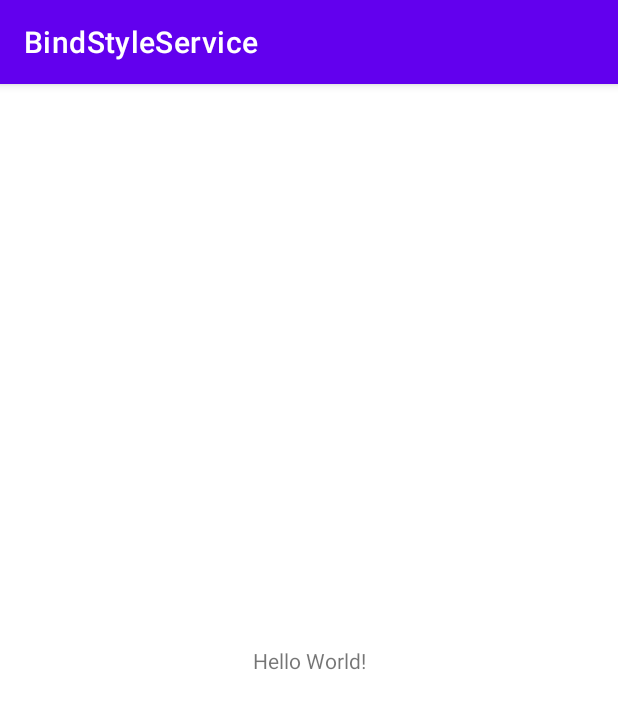
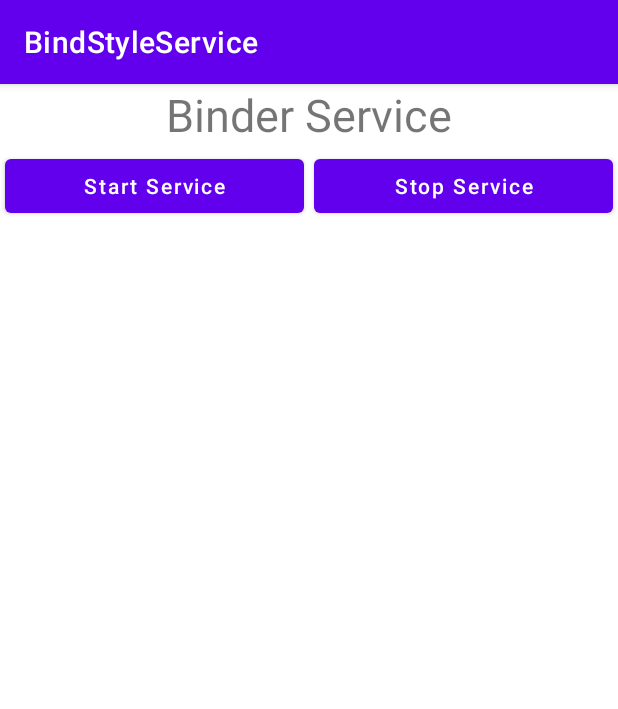
Before and after one commit to suhunlin/BindStyleService, an Android app: the screen it shows after launch (MainActivity), on a phone screen of 412 x 824 dp. Shown: the top 709 px of the screen. Run offline under Robolectric (Android 15) with nearby library versions, the phone set to English and light mode, and no system bars.

Commit message:
Add layout

```diff
--- a/app/src/main/java/com/suhun/bindstyleservice/MainActivity.java
+++ b/app/src/main/java/com/suhun/bindstyleservice/MainActivity.java
@@ -3,6 +3,7 @@ package com.suhun.bindstyleservice;
 import androidx.appcompat.app.AppCompatActivity;
 
 import android.os.Bundle;
+import android.view.View;
 
 public class MainActivity extends AppCompatActivity {
 
@@ -11,4 +12,12 @@ public class MainActivity extends AppCompatActivity {
         super.onCreate(savedInstanceState);
         setContentView(R.layout.activity_main);
     }
+
+    public void startBinderService(View view){
+
+    }
+
+    public void stopBinderService(View view){
+
+    }
 }
--- a/app/src/main/res/layout/activity_main.xml
+++ b/app/src/main/res/layout/activity_main.xml
@@ -1,18 +1,41 @@
 <?xml version="1.0" encoding="utf-8"?>
-<androidx.constraintlayout.widget.ConstraintLayout xmlns:android="http://schemas.android.com/apk/res/android"
+<LinearLayout
+    xmlns:android="http://schemas.android.com/apk/res/android"
     xmlns:app="http://schemas.android.com/apk/res-auto"
     xmlns:tools="http://schemas.android.com/tools"
     android:layout_width="match_parent"
     android:layout_height="match_parent"
+    android:orientation="vertical"
     tools:context=".MainActivity">
-
     <TextView
-        android:layout_width="wrap_content"
+        android:layout_width="match_parent"
         android:layout_height="wrap_content"
-        android:text="Hello World!"
-        app:layout_constraintBottom_toBottomOf="parent"
-        app:layout_constraintEnd_toEndOf="parent"
-        app:layout_constraintStart_toStartOf="parent"
-        app:layout_constraintTop_toTopOf="parent" />
-
-</androidx.constraintlayout.widget.ConstraintLayout>
+        android:text="Binder Service"
+        android:textSize="30sp"
+        android:gravity="center_horizontal"
+        />
+    <LinearLayout
+        android:layout_width="match_parent"
+        android:layout_height="wrap_content"
+        android:orientation="horizontal"
+        >
+        <Button
+            android:layout_width="0dp"
+            android:layout_weight="1"
+            android:layout_height="wrap_content"
+            android:text="Start Service"
+            android:textAllCaps="false"
+            android:layout_margin="3dp"
+            android:onClick="startBinderService"
+            />
+        <Button
+            android:layout_width="0dp"
+            android:layout_weight="1"
+            android:layout_height="wrap_content"
+            android:text="Stop Service"
+            android:textAllCaps="false"
+            android:layout_margin="3dp"
+            android:onClick="stopBinderService"
+            />
+    </LinearLayout>
+</LinearLayout>
```
